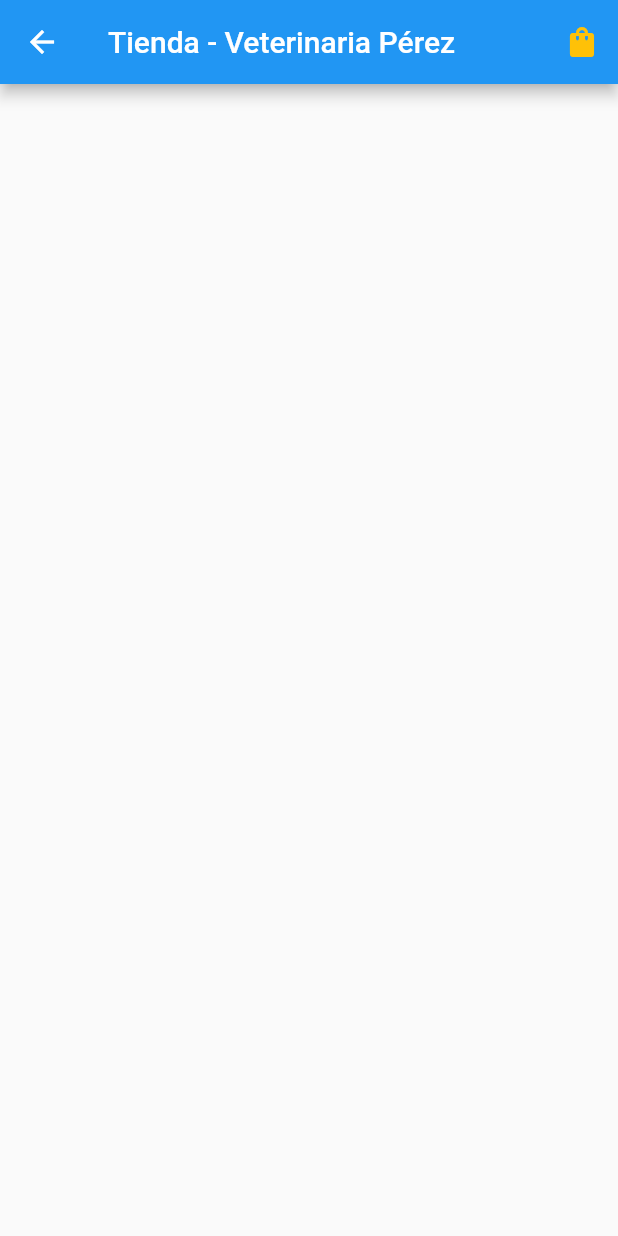
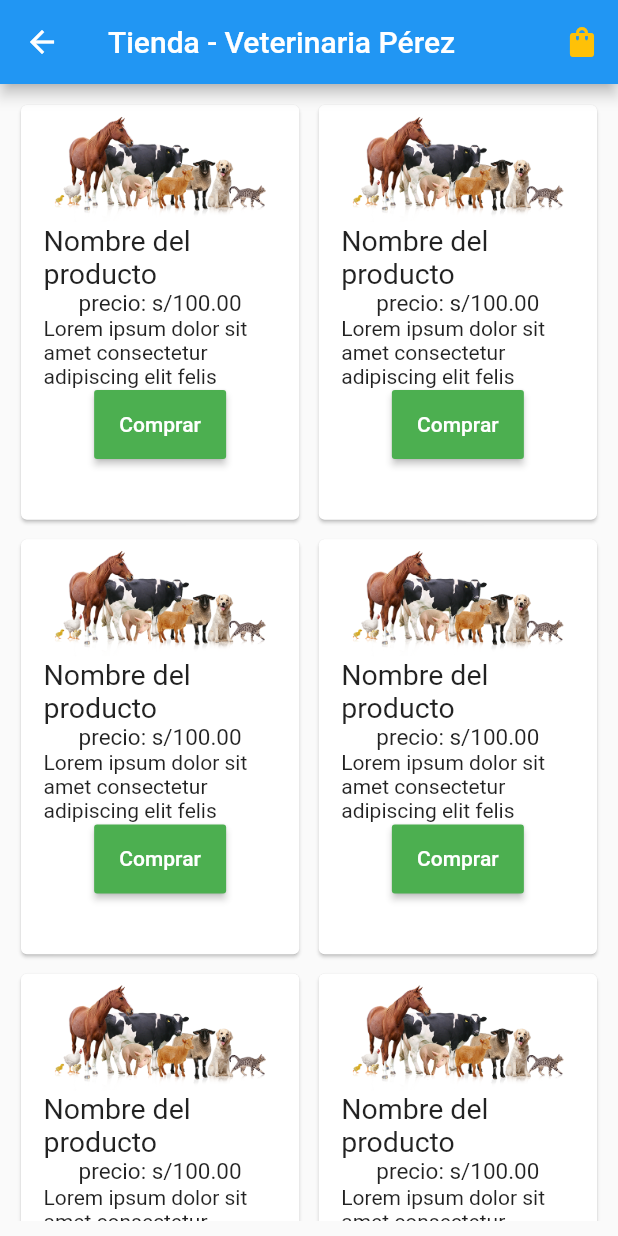
Before and after one commit to Gutarra/Projects, a Flutter app: the ProductsScreen screen opened directly, on a phone screen of 412 x 824 dp. Run offline on Flutter 3.47's test engine with Material 2 defaults, Android fonts, the phone set to English and light mode, and no system bars; our stand-ins replace numberpicker.

```diff
--- a/lib/screens/products.screen.dart
+++ b/lib/screens/products.screen.dart
@@ -18,7 +18,47 @@ class _ProductsScreenState extends State<ProductsScreen> {
           ],
         ),
         body: Container(
-
+          margin: EdgeInsets.all(10),
+          child: GridView.count(
+            childAspectRatio:(68/100),
+            crossAxisCount: 2,
+            mainAxisSpacing: 5,
+            crossAxisSpacing: 5,
+            children: [
+              _producto(),
+              _producto(),
+              _producto(),
+              _producto(),
+              _producto(),
+              _producto(),
+              _producto(),
+              _producto(),
+              _producto(),
+              _producto(),
+            ],
+          ),
+        ),
+      ),
+    );
+  }
+  Widget _producto(){
+    return Card(
+      child: Container(
+        padding: EdgeInsets.symmetric(horizontal: 15),
+        height: 300,
+        child: Column(
+          children: [
+            Image.asset('assets/images/product.png'),
+            Text('Nombre del producto',style: TextStyle(fontSize: 19)),
+            Text('precio: s/100.00',style: TextStyle(fontSize: 15)),
+            Text('Lorem ipsum dolor sit amet consectetur adipiscing elit felis'),
+            MaterialButton(
+              padding: EdgeInsets.all(15),
+              color: Colors.green,
+              onPressed: (){Navigator.pushReplacement(context, MaterialPageRoute(builder: (context) => CartScreen()));},
+              child: Text('Comprar',style: TextStyle(color: Colors.white,),),
+            ),
+          ],
         ),
       ),
     );
--- a/pubspec.yaml
+++ b/pubspec.yaml
@@ -23,6 +23,7 @@ environment:
 dependencies:
   flutter:
     sdk: flutter
+  numberpicker: ^1.3.0
 
 
   # The following adds the Cupertino Icons font to your application.
@@ -47,6 +48,7 @@ flutter:
   # To add assets to your application, add an assets section, like this:
   assets:
     - assets/images/logo.png
+    - assets/images/product.png
 
   # An image asset can refer to one or more resolution-specific "variants", see
   # https://flutter.dev/assets-and-images/#resolution-aware.
```
Also changed, not shown: lib/screens/cart.store.dart (+39 -1 lines), lib/screens/pay.screen.dart (+45 -1 lines), pubspec.lock.
